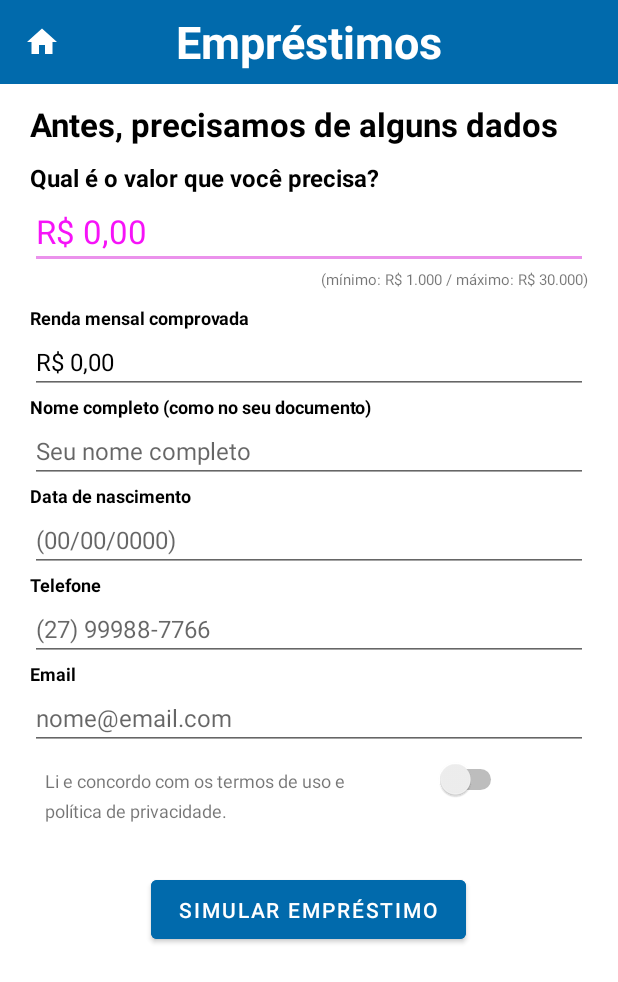
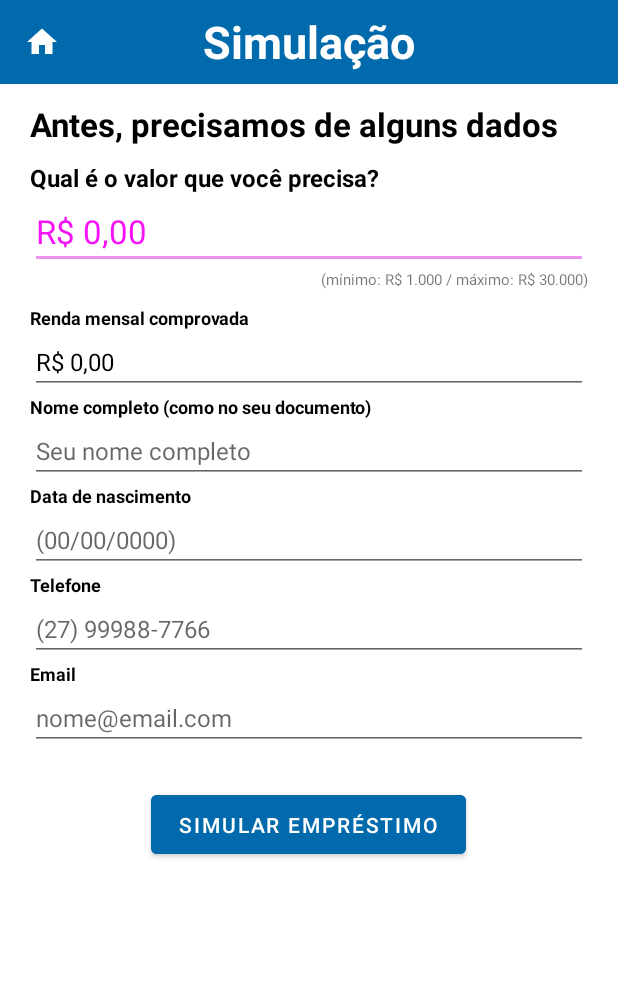
Before and after one commit to fabianafarias/credito-pra-todes, an Android app: the Activity3 screen opened directly, with no data from a screen before it, on a phone screen of 412 x 824 dp. Shown: the top 982 px of the screen. Run offline under Robolectric (Android 15) with nearby library versions, the phone set to English and light mode, and no system bars.

Commit message:
Criando o layout e a lógica da quarta activity

```diff
--- a/app/src/main/AndroidManifest.xml
+++ b/app/src/main/AndroidManifest.xml
@@ -8,7 +8,8 @@
         android:label="@string/app_name"
         android:supportsRtl="true"
         android:theme="@style/Theme.SerasaProway">
-        <activity android:name=".Activity3"></activity>
+        <activity android:name=".Activity4" />
+        <activity android:name=".Activity3" />
         <activity android:name=".Activity2" />
         <activity android:name=".MainActivity">
             <intent-filter>
--- a/app/src/main/java/com/fabianafarias/serasaproway/Activity2.kt
+++ b/app/src/main/java/com/fabianafarias/serasaproway/Activity2.kt
@@ -6,7 +6,6 @@ import android.os.Bundle
 import android.view.View
 import android.widget.AdapterView
 import android.widget.ListView
-import android.widget.Toast
 
 
 class Activity2 : AppCompatActivity(), AdapterView.OnItemClickListener {
@@ -60,6 +59,7 @@ class Activity2 : AppCompatActivity(), AdapterView.OnItemClickListener {
 
     }
 
+
     override fun onItemClick(parent: AdapterView<*>?, view: View?, position: Int, id: Long) {
         var items:ItemList = arrayList?.get(position)!!
         val intent = Intent(this, Activity3::class.java)
--- a/app/src/main/java/com/fabianafarias/serasaproway/Activity3.kt
+++ b/app/src/main/java/com/fabianafarias/serasaproway/Activity3.kt
@@ -1,11 +1,44 @@
 package com.fabianafarias.serasaproway
 
+import android.content.Intent
 import androidx.appcompat.app.AppCompatActivity
 import android.os.Bundle
+import android.widget.Button
+import android.widget.EditText
+import android.widget.Toast
 
 class Activity3 : AppCompatActivity() {
     override fun onCreate(savedInstanceState: Bundle?) {
         super.onCreate(savedInstanceState)
         setContentView(R.layout.activity_3)
+
+        var etValue = findViewById<EditText>(R.id.et_value)
+        var etRenda = findViewById<EditText>(R.id.et_renda)
+        var etName = findViewById<EditText>(R.id.et_name)
+        var etBirthDate = findViewById<EditText>(R.id.et_birth_date)
+        var etPhoneNumber = findViewById<EditText>(R.id.et_phone_number)
+        var etEmail = findViewById<EditText>(R.id.et_email)
+        var btnSimulation = findViewById<Button>(R.id.btn_simulation)
+
+        btnSimulation.setOnClickListener {
+
+            val intent = Intent(this, Activity4::class.java)
+
+            val value = etValue.text
+            val renda = etRenda.text
+            val name = etName.text
+            val birthDate = etBirthDate.text
+            val phoneNumber = etPhoneNumber.text
+            val email = etEmail.text
+
+            intent.putExtra("Valor", value)
+            intent.putExtra("Renda", renda)
+            intent.putExtra("Nome", name)
+            intent.putExtra("Data de Nascimento", birthDate)
+            intent.putExtra("Telefone", phoneNumber)
+            intent.putExtra("Email", email)
+
+            startActivity(intent)
+        }
     }
 }
--- a/app/src/main/res/layout/activity_3.xml
+++ b/app/src/main/res/layout/activity_3.xml
@@ -23,7 +23,7 @@
             android:id="@+id/tv_toolbar_name"
             android:layout_width="wrap_content"
             android:layout_height="wrap_content"
-            android:text="Empréstimos"
+            android:text="@string/simulacao"
             android:textColor="@color/white"
             android:textSize="30sp"
             android:textStyle="bold"
@@ -33,7 +33,7 @@
 
 
     <LinearLayout
-        android:id="@+id/ll_main_layout"
+        android:id="@+id/ll_simulation"
         android:layout_width="match_parent"
         android:layout_height="wrap_content"
         android:layout_marginTop="48dp"
@@ -42,15 +42,17 @@
         android:orientation="vertical" >
 
         <TextView
+            android:id="@+id/tv_title_activity_simulation"
             android:layout_width="match_parent"
             android:layout_height="wrap_content"
             android:textSize="22sp"
             android:textStyle="bold"
             android:paddingBottom="10dp"
             android:textColor="@color/black"
-            android:text="@string/form_text_title" />
+            android:text="@string/simulation_text_title" />
 
         <TextView
+            android:id="@+id/tv_value"
             android:layout_width="match_parent"
             android:layout_height="wrap_content"
             android:text="@string/valor_emprestimo"
@@ -60,6 +62,7 @@
             />
 
         <EditText
+            android:id="@+id/et_value"
             android:layout_width="match_parent"
             android:layout_height="wrap_content"
             android:hint="R$ 0,00"
@@ -67,6 +70,7 @@
             android:textSize="22sp" />
 
         <TextView
+            android:id="@+id/tv_hint_value"
             android:layout_width="match_parent"
             android:layout_height="wrap_content"
             android:paddingBottom="10dp"
@@ -75,6 +79,7 @@
             android:textAlignment="viewEnd" />
 
         <TextView
+            android:id="@+id/tv_renda"
             android:layout_width="match_parent"
             android:layout_height="wrap_content"
             android:text="@string/renda_mensal"
@@ -84,6 +89,7 @@
             />
 
         <EditText
+            android:id="@+id/et_renda"
             android:layout_width="match_parent"
             android:layout_height="wrap_content"
             android:hint="R$ 0,00"
@@ -91,6 +97,7 @@
             android:textSize="16sp" />
 
         <TextView
+            android:id="@+id/tv_name"
             android:layout_width="match_parent"
             android:layout_height="wrap_content"
             android:text="@string/nome_completo"
@@ -100,6 +107,7 @@
             />
 
         <EditText
+            android:id="@+id/et_name"
             android:layout_width="match_parent"
             android:layout_height="wrap_content"
             android:hint="Seu nome completo"
@@ -109,6 +117,7 @@
 
 
         <TextView
+            android:id="@+id/tv_birth_date"
             android:layout_width="match_parent"
             android:layout_height="wrap_content"
             android:text="@string/data_de_nascimento"
@@ -118,27 +127,30 @@
             />
 
         <EditText
+            android:id="@+id/et_birth_date"
             android:layout_width="match_parent"
             android:layout_height="wrap_content"
             android:hint="(00/00/0000)"
             android:textSize="16sp" />
 
         <TextView
+            android:id="@+id/tv_phone_number"
             android:layout_width="match_parent"
             android:layout_height="wrap_content"
             android:text="@string/telefone"
             android:textSize="12dp"
             android:textStyle="bold"
-            android:textColor="@color/black"
-            />
+            android:textColor="@color/black" />
 
         <EditText
+            android:id="@+id/et_phone_number"
             android:layout_width="match_parent"
             android:layout_height="wrap_content"
             android:hint="(27) 99988-7766"
             android:textSize="16sp" />
 
         <TextView
+            android:id="@+id/tv_email"
             android:layout_width="match_parent"
             android:layout_height="wrap_content"
             android:text="@string/email"
@@ -148,35 +160,15 @@
             />
 
         <EditText
+            android:id="@+id/et_email"
             android:layout_width="match_parent"
             android:layout_height="wrap_content"
             android:hint="nome@email.com"
             android:textSize="16sp" />
 
-        <LinearLayout
-            android:layout_width="match_parent"
-            android:layout_height="wrap_content"
-            android:orientation="horizontal" >
-
-            <TextView
-                android:layout_width="260dp"
-                android:layout_height="wrap_content"
-                android:padding="10dp"
-                android:text="@string/termos_de_uso"
-                android:textSize="12sp"
-                android:lineHeight="20dp"
-                />
-
-            <Switch
-                android:id="@+id/switch1"
-                android:layout_width="wrap_content"
-                android:layout_height="wrap_content"
-                android:padding="10dp"
-                tools:ignore="UseSwitchCompatOrMaterialXml" />
-
-        </LinearLayout>
 
             <Button
+                android:id="@+id/btn_simulation"
                 android:layout_width="210dp"
                 android:layout_height="wrap_content"
                 android:layout_marginTop="24dp"
@@ -184,9 +176,7 @@
                 android:text="Simular empréstimo"
                 android:backgroundTint="@color/blue_200" />
 
-
     </LinearLayout>
 
 
-
 </RelativeLayout>
```
Also changed, not shown: app/src/main/java/com/fabianafarias/serasaproway/Activity4.kt (added, +91 -0 lines), app/src/main/java/com/fabianafarias/serasaproway/ItemAdapters2.kt (added, +39 -0 lines), app/src/main/java/com/fabianafarias/serasaproway/ItemList2.kt (added, +12 -0 lines), app/src/main/res/layout/activity_4.xml (added, +67 -0 lines), app/src/main/res/layout/activity_main.xml (+0 -36 lines), app/src/main/res/layout/card_view_item_layout_list2.xml (added, +38 -0 lines), app/src/main/res/values/strings.xml (+13 -1 lines).
